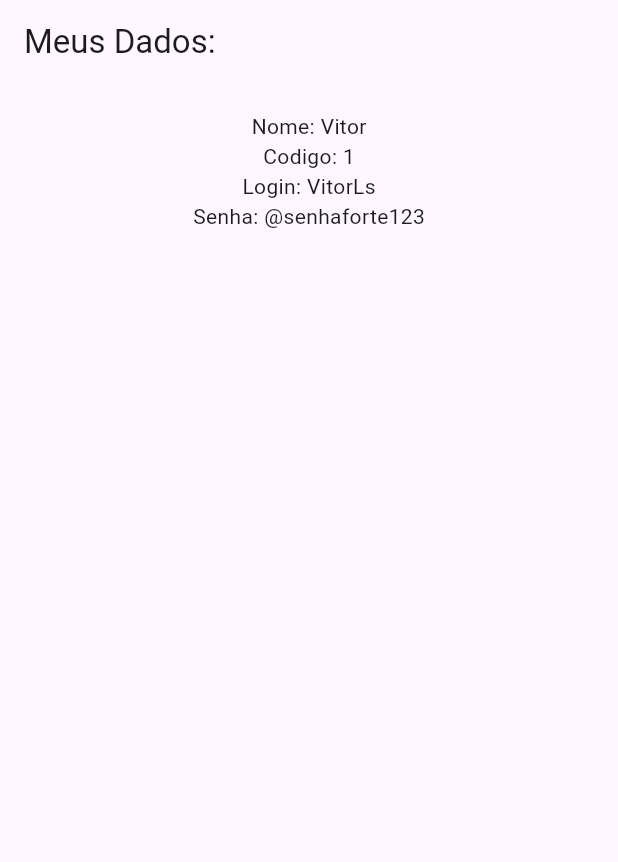
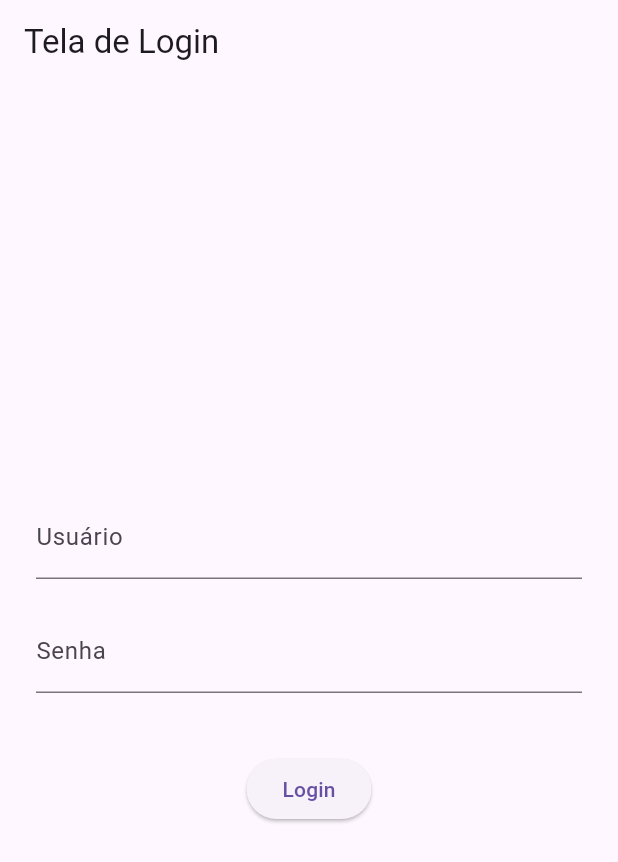
Before and after one commit to Vitor-lisboa/mimpedir, a Flutter app: the screen it shows after launch, on a phone screen of 412 x 824 dp. Shown: the top 862 px of the screen. Run offline on Flutter 3.47's test engine with Material 3 defaults, Android fonts, the phone set to English and light mode, and no system bars.

Commit message:
Criando telas de home e login com funcionamento básico sem banco de dados

```diff
--- a/lib/main.dart
+++ b/lib/main.dart
@@ -1,5 +1,6 @@
 import 'package:flutter/material.dart';
-import 'usuario.dart';
+import 'tela_login.dart';
+
 void main() {
   runApp(const MyApp());
 }
@@ -10,31 +11,10 @@ class MyApp extends StatelessWidget {
   @override
   Widget build(BuildContext context) {
 
-    Usuario u = Usuario(
-      codigo: 1,
-      login: "VitorLs",
-      nome: "Vitor",
-      senha: "@senhaforte123"
-    );
 
     return MaterialApp(
-      home: Scaffold(
-        appBar: AppBar(
-          title: const Text("Meus Dados: ")
-        ),
-        body: Center(
-          child: Padding(padding: const EdgeInsets.all(18.0),
-            child: Column(
-              children: [
-                Text("Nome: ${u.nome}"),
-                Text("Codigo: ${u.codigo}"),
-                Text("Login: ${u.login}"),
-                Text("Senha: ${u.senha}")
-              ],
-            ),
-          ),
-        ),
-      ),
+        debugShowCheckedModeBanner: false,
+        home: TelaLogin(),
     );
   }
 }
--- /dev/null
+++ b/lib/tela_home.dart
@@ -0,0 +1,15 @@
+import 'package:flutter/material.dart';
+
+class  TelaHome extends StatelessWidget{
+  TelaHome({super.key});
+
+  @override
+  Widget build(BuildContext context) {
+    return Scaffold(
+      appBar: AppBar(title: const Text('Tela Home')),
+      body: Center(
+        child: Text('Seja bem vindo ao Mim Pedir!'),
+      ),
+    );
+  }
+}
--- /dev/null
+++ b/lib/tela_login.dart
@@ -0,0 +1,52 @@
+import 'package:flutter/material.dart';
+import 'package:mimpedir/tela_home.dart';
+import 'Usuario.dart';
+class TelaLogin extends StatelessWidget{
+  TelaLogin({super.key});
+
+  final TextEditingController usuarioController = TextEditingController();
+  final TextEditingController senhaController = TextEditingController();
+
+  Usuario u = Usuario(
+    codigo: 1,
+    senha: "@senhaforte123",
+    login: 'admin',
+    nome: 'Administrador'
+  );
+
+  @override
+  Widget build(BuildContext context) {
+    return Scaffold(
+      appBar: AppBar(title: const Text("Tela de Login")),
+      body: Padding(padding: const EdgeInsets.all(24.0),
+          child: Column(
+            mainAxisAlignment: MainAxisAlignment.center,
+          children: [
+            TextField(
+              decoration: const InputDecoration(labelText: 'Usuário'),
+              controller: usuarioController,
+            ),
+            const SizedBox(height: 20),
+            TextField(
+              decoration: const InputDecoration(labelText: 'Senha'),
+              obscureText: true,
+              controller: senhaController,
+            ),
+            const SizedBox(height: 40),
+            ElevatedButton(onPressed: (){
+
+              if(u.login == usuarioController.text && u.senha == senhaController.text){
+                Navigator.push(context, MaterialPageRoute(builder: (context) => TelaHome())
+                );
+              }else {
+                ScaffoldMessenger.of(context).showSnackBar(
+                    SnackBar(content: Text("Login ou senha inválidos!!"))
+                );
+              }
+            }, child: Text("Login"))
+          ],
+      ),
+      )
+    );
+  }
+}
```
